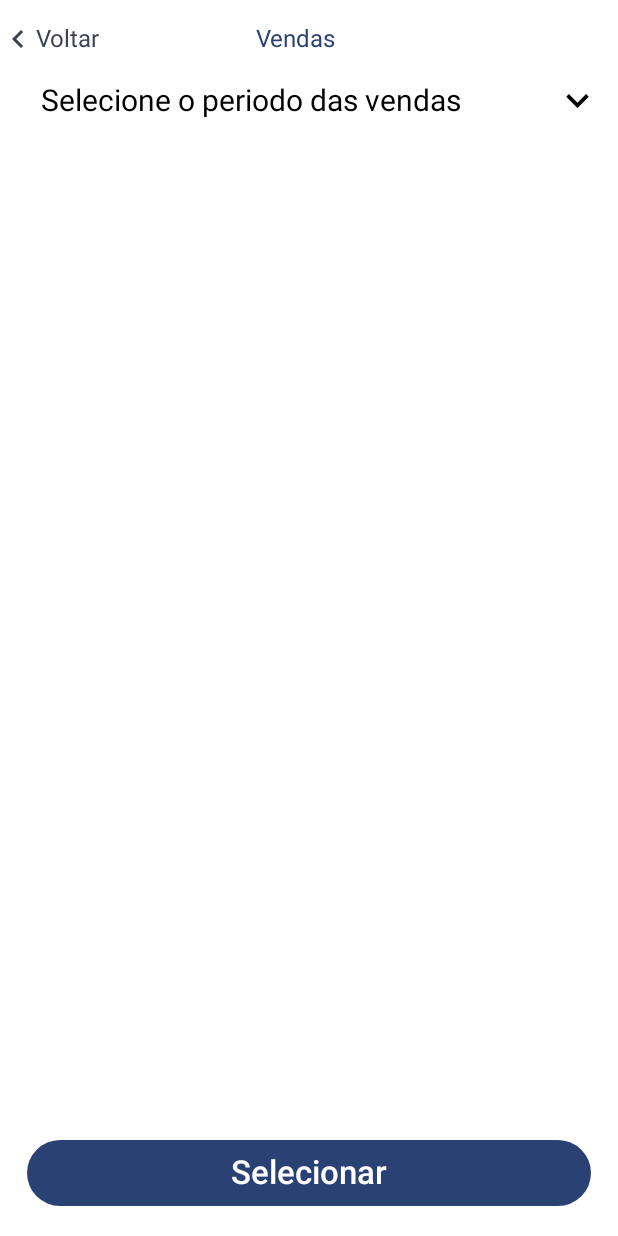
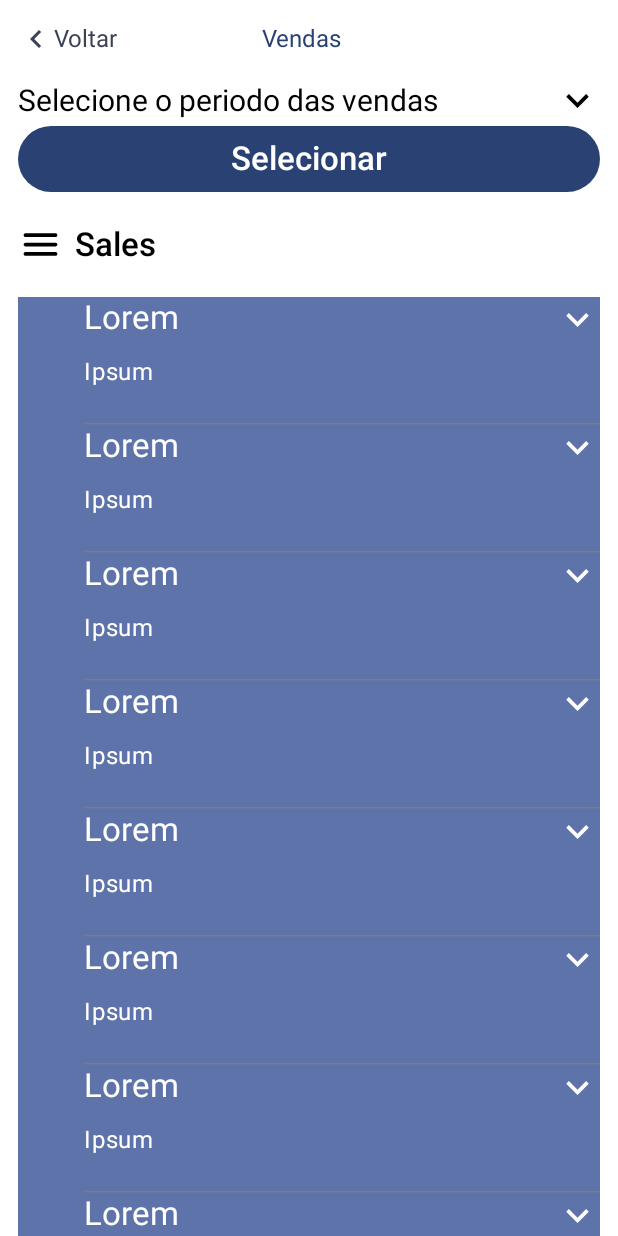
Before and after one commit to aladinjunior/gestor, an Android app built with Jetpack Compose: the @Preview function SalesScreenPreview, on a phone screen of 412 x 824 dp. Run offline under Robolectric (Android 15) with nearby library versions, the phone set to English and light mode, and no system bars.

Commit message:
Create sale details comp

```diff
--- /dev/null
+++ b/app/src/main/java/com/aladinjunior/gestor/commom/components/DropDownArrow.kt
@@ -0,0 +1,45 @@
+package com.aladinjunior.gestor.commom.components
+
+import androidx.compose.animation.core.animateFloatAsState
+import androidx.compose.foundation.clickable
+import androidx.compose.foundation.interaction.MutableInteractionSource
+import androidx.compose.foundation.layout.size
+import androidx.compose.material.icons.Icons
+import androidx.compose.material.icons.filled.KeyboardArrowDown
+import androidx.compose.material3.Icon
+import androidx.compose.runtime.Composable
+import androidx.compose.runtime.getValue
+import androidx.compose.runtime.remember
+import androidx.compose.ui.Modifier
+import androidx.compose.ui.draw.rotate
+import androidx.compose.ui.unit.Dp
+import androidx.compose.ui.unit.dp
+
+
+@Composable
+fun DropDownArrow(
+    dropDownArrowSize: Dp = 30.dp,
+    expanded: Boolean = true,
+    onArrowClick: () -> Unit,
+) {
+
+    val rotationState by animateFloatAsState(
+        targetValue =
+        if (expanded) 180f else 0f,
+        label = "rotatioState"
+    )
+
+    val interactionSource = remember { MutableInteractionSource() }
+
+    Icon(
+        modifier = Modifier
+            .size(dropDownArrowSize)
+            .rotate(rotationState)
+            .clickable(
+                indication = null,
+                interactionSource = interactionSource
+            ) { onArrowClick() },
+        imageVector = Icons.Default.KeyboardArrowDown,
+        contentDescription = "Drop-Down Arrow"
+    )
+}
--- a/app/src/main/java/com/aladinjunior/gestor/feature/sales/SalesRoute.kt
+++ b/app/src/main/java/com/aladinjunior/gestor/feature/sales/SalesRoute.kt
@@ -2,17 +2,12 @@ package com.aladinjunior.gestor.feature.sales
 
 import androidx.compose.runtime.Composable
 import androidx.hilt.navigation.compose.hiltViewModel
-import com.aladinjunior.gestor.feature.sales.presentation.SalesScreen
 import com.aladinjunior.gestor.feature.sales.presentation.SalesViewModel
 
 @Composable
 fun SalesRoute() {
     val viewModel: SalesViewModel = hiltViewModel()
 
-    SalesScreen(
-        selectedDates = {
 
-        }
-    )
 
 }
--- a/app/src/main/java/com/aladinjunior/gestor/feature/sales/components/PeriodSelectionContainer.kt
+++ b/app/src/main/java/com/aladinjunior/gestor/feature/sales/components/PeriodSelectionContainer.kt
@@ -2,10 +2,7 @@ package com.aladinjunior.gestor.feature.sales.components
 
 import androidx.compose.animation.animateContentSize
 import androidx.compose.animation.core.LinearOutSlowInEasing
-import androidx.compose.animation.core.animateFloatAsState
 import androidx.compose.animation.core.tween
-import androidx.compose.foundation.clickable
-import androidx.compose.foundation.interaction.MutableInteractionSource
 import androidx.compose.foundation.layout.Box
 import androidx.compose.foundation.layout.Column
 import androidx.compose.foundation.layout.ExperimentalLayoutApi
@@ -13,11 +10,6 @@ import androidx.compose.foundation.layout.FlowRow
 import androidx.compose.foundation.layout.Row
 import androidx.compose.foundation.layout.Spacer
 import androidx.compose.foundation.layout.fillMaxSize
-import androidx.compose.foundation.layout.padding
-import androidx.compose.foundation.layout.size
-import androidx.compose.material.icons.Icons
-import androidx.compose.material.icons.filled.KeyboardArrowDown
-import androidx.compose.material3.Icon
 import androidx.compose.runtime.Composable
 import androidx.compose.runtime.getValue
 import androidx.compose.runtime.mutableStateOf
@@ -25,22 +17,22 @@ import androidx.compose.runtime.remember
 import androidx.compose.runtime.setValue
 import androidx.compose.ui.Alignment
 import androidx.compose.ui.Modifier
-import androidx.compose.ui.draw.rotate
 import androidx.compose.ui.tooling.preview.Preview
 import androidx.compose.ui.unit.dp
 import androidx.compose.ui.unit.sp
+import com.aladinjunior.gestor.commom.components.DropDownArrow
 import com.aladinjunior.gestor.commom.components.GenericInfoText
 import com.aladinjunior.gestor.feature.sales.components.PeriodConstants.periods
 import com.aladinjunior.gestor.ui.theme.GestorTheme
 
 
-private val componentsHorizontalPadding = 12.dp
 private val componentsStartPadding = 15.dp
 private val dropDownArrowSize = 30.dp
 
 @OptIn(ExperimentalLayoutApi::class)
 @Composable
 fun PeriodSelectionContainer(
+    modifier: Modifier = Modifier,
     periodOptions: List<String> = periods,
     onOptionSelected: (String) -> Unit,
 ) {
@@ -50,11 +42,10 @@ fun PeriodSelectionContainer(
 
 
     Column(
-        modifier = Modifier.padding(horizontal = componentsHorizontalPadding)
+        modifier = modifier
             .animateContentSize(
                 animationSpec = tween(
                     durationMillis = 300,
-                    delayMillis = 50,
                     easing = LinearOutSlowInEasing
                 )
             )
@@ -88,34 +79,16 @@ fun PeriodSelectionBar(
     onArrowClick: () -> Unit
 ) {
 
-    val interactionSource = remember { MutableInteractionSource() }
-
-    val rotationState by animateFloatAsState(
-        targetValue =
-        if (expanded) 180f else 0f,
-        label = "rotatioState"
-    )
-
     Row(
         verticalAlignment = Alignment.CenterVertically
     ) {
         GenericInfoText(
-            modifier = Modifier.padding(start = componentsStartPadding),
             text = "Selecione o periodo das vendas",
             textSize = 20.sp
         )
         Spacer(modifier = Modifier.weight(1f))
-        Icon(
-            modifier = Modifier
-                .size(dropDownArrowSize)
-                .rotate(rotationState)
-                .clickable(
-                    indication = null,
-                    interactionSource = interactionSource
-                ) { onArrowClick() },
-            imageVector = Icons.Default.KeyboardArrowDown,
-            contentDescription = "Drop-Down Arrow"
-        )
+        DropDownArrow(expanded = expanded, onArrowClick = onArrowClick)
+
 
     }
 }
--- /dev/null
+++ b/app/src/main/java/com/aladinjunior/gestor/feature/sales/components/SaleDetails.kt
@@ -0,0 +1,94 @@
+package com.aladinjunior.gestor.feature.sales.components
+
+import androidx.compose.animation.animateContentSize
+import androidx.compose.animation.core.LinearOutSlowInEasing
+import androidx.compose.animation.core.tween
+import androidx.compose.foundation.layout.Arrangement
+import androidx.compose.foundation.layout.Box
+import androidx.compose.foundation.layout.Column
+import androidx.compose.foundation.layout.Row
+import androidx.compose.foundation.layout.Spacer
+import androidx.compose.foundation.layout.size
+import androidx.compose.foundation.shape.CircleShape
+import androidx.compose.material3.HorizontalDivider
+import androidx.compose.material3.MaterialTheme
+import androidx.compose.material3.Text
+import androidx.compose.runtime.Composable
+import androidx.compose.runtime.getValue
+import androidx.compose.runtime.mutableStateOf
+import androidx.compose.runtime.remember
+import androidx.compose.runtime.setValue
+import androidx.compose.ui.Alignment
+import androidx.compose.ui.Modifier
+import androidx.compose.ui.draw.clip
+import androidx.compose.ui.tooling.preview.Preview
+import androidx.compose.ui.unit.dp
+import com.aladinjunior.gestor.commom.components.DropDownArrow
+import com.aladinjunior.gestor.ui.theme.GestorTheme
+
+val items = List(5) { "Item $it" }
+
+
+@Composable
+fun SaleDetails(
+
+) {
+    var expanded by remember { mutableStateOf(false) }
+
+    Row(
+        verticalAlignment = Alignment.CenterVertically,
+        horizontalArrangement = Arrangement.spacedBy(14.dp)
+
+    ) {
+        Box(
+            modifier = Modifier
+                .size(30.dp)
+                .clip(CircleShape)
+        ) {
+            //TODO: some image here?
+        }
+        Column(
+            verticalArrangement = Arrangement.spacedBy(8.dp),
+            modifier = Modifier.animateContentSize(
+                animationSpec = tween(
+                    durationMillis = 200,
+                    easing = LinearOutSlowInEasing
+                )
+            )
+        ) {
+            SaleDetailLabelRow(label = "Lorem", expanded = expanded) {
+                expanded = !expanded
+            }
+            if (expanded) BulletPointedList(items = items)
+            Text(text = "Ipsum", style = MaterialTheme.typography.bodyLarge)
+            Spacer(modifier = Modifier.size(6.dp))
+            HorizontalDivider()
+        }
+
+    }
+}
+
+@Composable
+fun SaleDetailLabelRow(
+    label: String,
+    expanded: Boolean,
+    onArrowClick: () -> Unit,
+) {
+    Row {
+        Text(text = label, style = MaterialTheme.typography.titleLarge)
+        Spacer(modifier = Modifier.weight(1f))
+        DropDownArrow(expanded = expanded, onArrowClick = onArrowClick)
+
+    }
+}
+
+
+@Preview
+@Composable
+private fun SaleCardPreview() {
+    GestorTheme {
+        SaleDetails(
+
+        )
+    }
+}
--- a/app/src/main/java/com/aladinjunior/gestor/feature/sales/presentation/SalesScreen.kt
+++ b/app/src/main/java/com/aladinjunior/gestor/feature/sales/presentation/SalesScreen.kt
@@ -1,33 +1,57 @@
 package com.aladinjunior.gestor.feature.sales.presentation
 
+import android.os.Build
+import androidx.annotation.RequiresApi
+import androidx.compose.foundation.layout.Arrangement
 import androidx.compose.foundation.layout.Box
 import androidx.compose.foundation.layout.Column
+import androidx.compose.foundation.layout.Row
 import androidx.compose.foundation.layout.Spacer
 import androidx.compose.foundation.layout.fillMaxSize
 import androidx.compose.foundation.layout.padding
+import androidx.compose.foundation.layout.size
+import androidx.compose.foundation.lazy.LazyColumn
+import androidx.compose.material.icons.Icons
+import androidx.compose.material.icons.rounded.Menu
 import androidx.compose.material3.ExperimentalMaterial3Api
+import androidx.compose.material3.Icon
+import androidx.compose.material3.MaterialTheme
+import androidx.compose.material3.Surface
 import androidx.compose.material3.rememberDateRangePickerState
 import androidx.compose.runtime.Composable
 import androidx.compose.runtime.getValue
 import androidx.compose.runtime.mutableStateOf
 import androidx.compose.runtime.remember
 import androidx.compose.runtime.setValue
+import androidx.compose.ui.Alignment
 import androidx.compose.ui.Modifier
+import androidx.compose.ui.text.font.FontWeight
 import androidx.compose.ui.tooling.preview.Preview
 import androidx.compose.ui.unit.dp
+import androidx.compose.ui.unit.sp
 import com.aladinjunior.gestor.commom.components.GenericButton
+import com.aladinjunior.gestor.commom.components.GenericInfoText
 import com.aladinjunior.gestor.commom.components.GenericTopAppBar
 import com.aladinjunior.gestor.feature.sales.components.PeriodSelectionContainer
 import com.aladinjunior.gestor.feature.sales.components.SaleDateRangePicker
+import com.aladinjunior.gestor.feature.sales.components.SaleDetails
+import com.aladinjunior.gestor.feature.sales.domain.model.Product
+import com.aladinjunior.gestor.feature.sales.domain.model.Sale
+import com.aladinjunior.gestor.feature.sales.presentation.Sales.saleList
 import com.aladinjunior.gestor.ui.theme.GestorTheme
+import java.time.LocalDateTime
 
 
+private val componentsHorizontalPadding = 12.dp
 private val buttonPadding = 18.dp
+private val salesIconSize = 30.dp
+private val salesLabelTextSize = 22.sp
 
 @OptIn(ExperimentalMaterial3Api::class)
 @Composable
 fun SalesScreen(
-    selectedDates: (Pair<String, String>) -> Unit
+    selectedDates: (Pair<String, String>) -> Unit,
+    sales: List<Sale>
 ) {
 
     var showBottomSheet by remember { mutableStateOf(false) }
@@ -35,18 +59,35 @@ fun SalesScreen(
         mutableStateOf("")
     }
 
-    Column {
+    Column(
+        modifier = Modifier.padding(horizontal = componentsHorizontalPadding)
+    ) {
 
         GenericTopAppBar(onBackPressed = { /*TODO*/ }, currentScreenTitle = "Vendas")
 
-        PeriodSelectionContainer(onOptionSelected = { selectedOption = it })
-        Spacer(modifier = Modifier.weight(1f))
-        GenericButton(modifier = Modifier.padding(buttonPadding), buttonText = "Selecionar") {
+        PeriodSelectionContainer(
+            onOptionSelected = { selectedOption = it })
+        GenericButton(buttonText = "Selecionar") {
             if (selectedOption == "Selecionar periodo") showBottomSheet = true
         }
+        Spacer(modifier = Modifier.size(18.dp))
+        SalesLabelRow(label = "Sales")
+        Spacer(modifier = Modifier.size(20.dp))
+        Surface(
+
+            color = MaterialTheme.colorScheme.primaryContainer
+
+        ) {
+            LazyColumn {
+                items(sales.size) {
+                    SaleDetails()
+                }
+            }
+        }
+
+
 
         if (showBottomSheet) {
-
 
             val dateRangePickerState = rememberDateRangePickerState()
             SaleDateRangePicker(
@@ -55,10 +96,32 @@ fun SalesScreen(
                 selectedDates = selectedDates
             )
         }
+
     }
 
 }
 
+@Composable
+fun SalesLabelRow(
+    label: String
+) {
+    Row(
+        horizontalArrangement = Arrangement.spacedBy(
+            8.dp
+        ),
+        verticalAlignment = Alignment.CenterVertically
+    ) {
+        Icon(
+            modifier = Modifier.size(salesIconSize),
+            imageVector = Icons.Rounded.Menu,
+            contentDescription = "Sales Label"
+        )
+        GenericInfoText(text = label, textSize = salesLabelTextSize,
+            fontWeight = FontWeight.SemiBold)
+    }
+}
+
+@RequiresApi(Build.VERSION_CODES.O)
 @Preview(showBackground = true)
 @Composable
 private fun SalesScreenPreview() {
@@ -67,8 +130,28 @@ private fun SalesScreenPreview() {
             modifier = Modifier.fillMaxSize()
         ) {
             SalesScreen(
-                selectedDates = {}
+                selectedDates = {},
+                sales = saleList
             )
         }
     }
 }
+
+object Sales {
+    private val Products = List(5) {
+        Product(
+            id = it.toLong(),
+            productName ="Product $it",
+            amount = it * 5
+        )
+    }
+    @RequiresApi(Build.VERSION_CODES.O)
+    val saleList = List(10) {
+        Sale(
+            id = it.toLong(),
+            products = Products,
+            "Seller $it",
+            LocalDateTime.now().toString()
+        )
+    }
+}
```
Also changed, not shown: app/src/main/java/com/aladinjunior/gestor/feature/sales/components/BulletPointedList.kt (added, +55 -0 lines), app/src/main/java/com/aladinjunior/gestor/util/ColorGenerator.kt (added, +12 -0 lines). Lines whose indentation alone changed are shown as unchanged.
